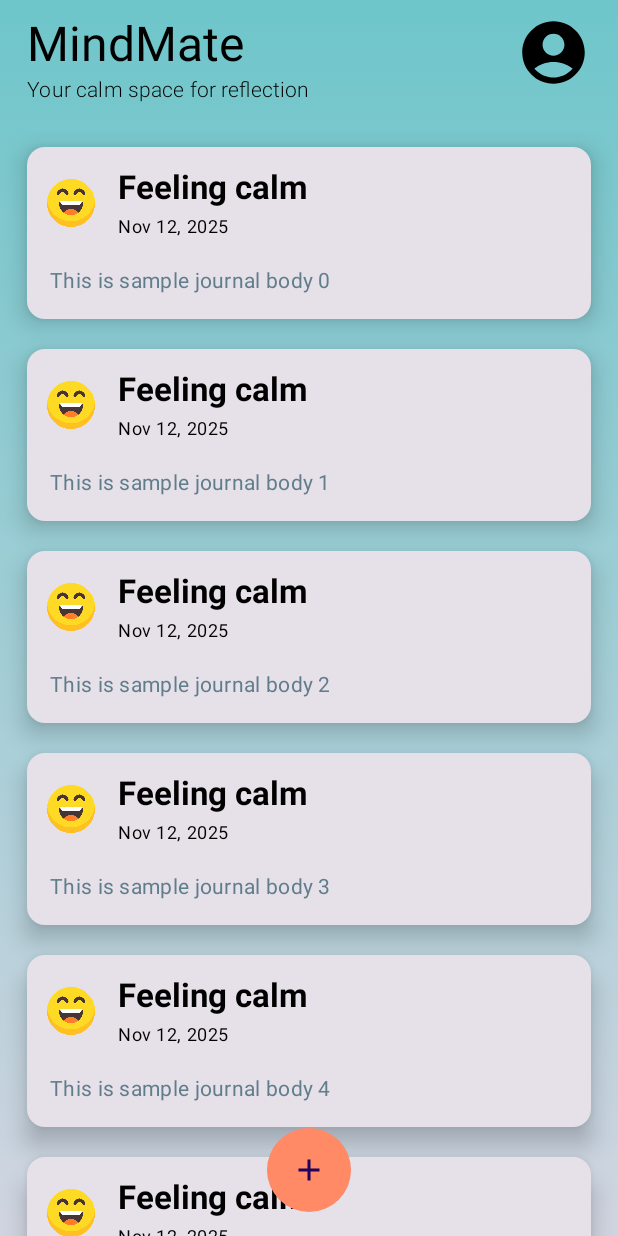
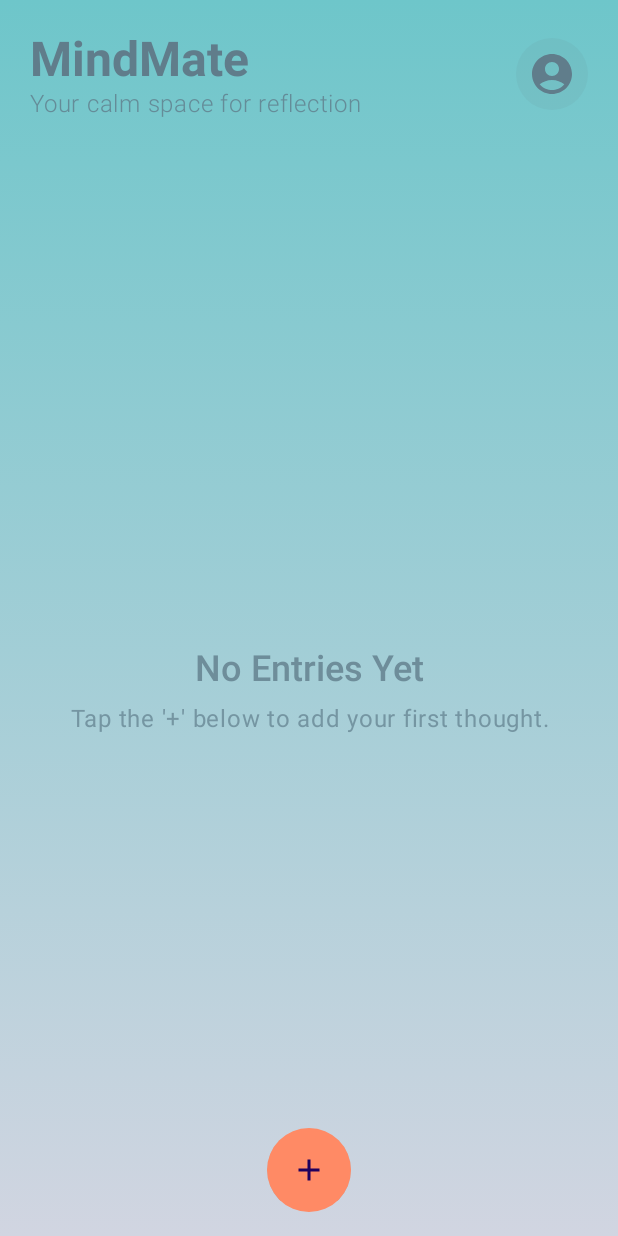
Before and after one commit to DroidSU/MindMate, an Android app built with Jetpack Compose: the screen it shows after launch once a user with an empty profile is signed in (MainActivity), on a phone screen of 412 x 824 dp. Run offline under Robolectric (Android 15) with nearby library versions, the phone set to English and light mode, and no system bars; our stand-ins replace Firebase (no records; nobody signed in at launch, a user with empty details on screens opened directly), Room's generated code.

Commit message:
Added database logic in app to store and display journal entries created
Signed-off-by: Sujoy Datta <sujoydatta26@gmail.com>

```diff
--- a/app/build.gradle.kts
+++ b/app/build.gradle.kts
@@ -3,6 +3,7 @@ plugins {
     alias(libs.plugins.kotlin.android)
     alias(libs.plugins.kotlin.compose)
     alias(libs.plugins.google.services)
+    alias(libs.plugins.ksp)
 }
 
 android {
@@ -63,4 +64,9 @@ dependencies {
     androidTestImplementation(libs.androidx.compose.ui.test.junit4)
     debugImplementation(libs.androidx.compose.ui.tooling)
     debugImplementation(libs.androidx.compose.ui.test.manifest)
+
+    // Room Database
+    implementation(libs.androidx.room.runtime)
+    implementation(libs.androidx.room.ktx) // Kotlin Coroutines support
+    ksp(libs.androidx.room.compiler) // Annotation Processor (KSP)
 }
--- a/app/src/main/java/com/sujoy/mindmate/CustomApplication.kt
+++ b/app/src/main/java/com/sujoy/mindmate/CustomApplication.kt
@@ -2,8 +2,14 @@ package com.sujoy.mindmate
 
 import android.app.Application
 import com.google.firebase.FirebaseApp
+import com.sujoy.mindmate.db.MindMateDatabase
 
 class CustomApplication : Application() {
+
+    // Lazy initialization of the database.
+    // The database will be created only when it's first accessed.
+    val database: MindMateDatabase by lazy { MindMateDatabase.getDatabase(this) }
+
     override fun onCreate() {
         super.onCreate()
         FirebaseApp.initializeApp(this)
--- /dev/null
+++ b/app/src/main/java/com/sujoy/mindmate/db/JournalDAO.kt
@@ -0,0 +1,19 @@
+package com.sujoy.mindmate.db
+
+import androidx.room.Dao
+import androidx.room.Insert
+import androidx.room.OnConflictStrategy
+import androidx.room.Query
+import com.sujoy.mindmate.models.JournalItemModel
+import com.sujoy.mindmate.utils.ConstantsManager
+import kotlinx.coroutines.flow.Flow
+
+@Dao
+interface JournalDAO {
+
+    @Insert(onConflict = OnConflictStrategy.REPLACE)
+    suspend fun insertJournal(journal: JournalItemModel)
+
+    @Query("SELECT * FROM " + ConstantsManager.JOURNAL_DB_NAME + " ORDER BY " + ConstantsManager.JOURNAL_DATE + " DESC")
+    fun getAllJournals(): Flow<List<JournalItemModel>>
+}
--- /dev/null
+++ b/app/src/main/java/com/sujoy/mindmate/db/MindMateDatabase.kt
@@ -0,0 +1,30 @@
+package com.sujoy.mindmate.db
+
+import android.content.Context
+import androidx.room.Database
+import androidx.room.Room
+import androidx.room.RoomDatabase
+import com.sujoy.mindmate.models.JournalItemModel
+
+@Database(entities = [JournalItemModel::class], version = 1, exportSchema = false)
+abstract class MindMateDatabase : RoomDatabase() {
+
+    abstract fun journalDao(): JournalDAO
+
+    companion object {
+        @Volatile
+        private var INSTANCE: MindMateDatabase? = null
+
+        fun getDatabase(context: Context): MindMateDatabase {
+            return INSTANCE ?: synchronized(this) {
+                val instance = Room.databaseBuilder(
+                    context.applicationContext,
+                    MindMateDatabase::class.java,
+                    "mind_mate_database"
+                ).build()
+                INSTANCE = instance
+                instance
+            }
+        }
+    }
+}
--- a/app/src/main/java/com/sujoy/mindmate/models/JournalItemModel.kt
+++ b/app/src/main/java/com/sujoy/mindmate/models/JournalItemModel.kt
@@ -1,9 +1,15 @@
 package com.sujoy.mindmate.models
 
+import androidx.room.Entity
+import androidx.room.PrimaryKey
+import com.sujoy.mindmate.utils.ConstantsManager
+import java.util.UUID
+
+@Entity(tableName = ConstantsManager.JOURNAL_DB_NAME)
 data class JournalItemModel(
-    var id: String,
+    @PrimaryKey var id: String = UUID.randomUUID().toString(),
     var title: String,
     val body: String,
     val date: Long,
-    val sentiment: Moods
+    val sentiment: String
 )
--- a/app/src/main/java/com/sujoy/mindmate/repositories/MindMateAppRepository.kt
+++ b/app/src/main/java/com/sujoy/mindmate/repositories/NewJournalRepository.kt
@@ -1,7 +1,9 @@
 package com.sujoy.mindmate.repositories
 
 import com.sujoy.mindmate.models.AnalyzedMoodObject
+import com.sujoy.mindmate.models.JournalItemModel
 
-interface MindMateAppRepository {
+interface NewJournalRepository {
     suspend fun analyzeMood(entryText: String): Result<AnalyzedMoodObject>
+    suspend fun saveJournal(journal: JournalItemModel)
 }
--- a/app/src/main/java/com/sujoy/mindmate/views/MainActivity.kt
+++ b/app/src/main/java/com/sujoy/mindmate/views/MainActivity.kt
@@ -17,6 +17,7 @@ import androidx.compose.foundation.layout.height
 import androidx.compose.foundation.layout.padding
 import androidx.compose.foundation.layout.size
 import androidx.compose.foundation.lazy.LazyColumn
+import androidx.compose.foundation.lazy.items
 import androidx.compose.foundation.shape.CircleShape
 import androidx.compose.material.icons.Icons
 import androidx.compose.material.icons.filled.AccountCircle
@@ -31,17 +32,20 @@ import androidx.compose.runtime.Composable
 import androidx.compose.runtime.LaunchedEffect
 import androidx.compose.runtime.collectAsState
 import androidx.compose.runtime.getValue
+import androidx.compose.runtime.mutableStateOf
+import androidx.compose.runtime.remember
+import androidx.compose.ui.Alignment
 import androidx.compose.ui.Modifier
 import androidx.compose.ui.draw.clip
 import androidx.compose.ui.graphics.Brush
 import androidx.compose.ui.graphics.Color
 import androidx.compose.ui.platform.LocalContext
 import androidx.compose.ui.text.font.FontWeight
+import androidx.compose.ui.text.style.TextAlign
 import androidx.compose.ui.tooling.preview.Preview
 import androidx.compose.ui.unit.dp
 import androidx.lifecycle.viewmodel.compose.viewModel
 import com.sujoy.mindmate.models.JournalItemModel
-import com.sujoy.mindmate.models.Moods
 import com.sujoy.mindmate.ui.theme.MindMateTheme
 import com.sujoy.mindmate.vm.MainActivityViewModel
 
@@ -58,13 +62,15 @@ class MainActivity : ComponentActivity() {
 }
 
 @Composable
-private fun MainScreen(viewModel: MainActivityViewModel = viewModel()) {
-    val isFABClicked by viewModel.isFABClicked.collectAsState()
+private fun MainScreen(viewModel: MainActivityViewModel? = viewModel()) {
+    val isFABClicked by viewModel?.isFABClicked?.collectAsState()
+        ?: remember { mutableStateOf(false) }
     val context = LocalContext.current
+    val allJournals by viewModel?.allJournals?.collectAsState() ?: remember { mutableStateOf(null) }
 
     LaunchedEffect(isFABClicked) {
         if (isFABClicked) {
-            viewModel.onActivitySwitch()
+            viewModel?.onActivitySwitch()
             context.startActivity(Intent(context, NewJournalActivity::class.java))
         }
     }
@@ -86,7 +92,7 @@ private fun MainScreen(viewModel: MainActivityViewModel = viewModel()) {
             floatingActionButton = {
                 FloatingActionButton(
                     onClick = {
-                        viewModel.onFABClick()
+                        viewModel?.onFABClick()
                     },
                     modifier = Modifier.clip(CircleShape),
                     containerColor = MaterialTheme.colorScheme.primaryContainer
@@ -103,12 +109,34 @@ private fun MainScreen(viewModel: MainActivityViewModel = viewModel()) {
             Column(
                 modifier = Modifier
                     .padding(innerPadding)
-                    .padding(horizontal = 8.dp)
                     .fillMaxSize()
             ) {
                 Header()
-                Spacer(modifier = Modifier.height(8.dp))
-                JournalList()
+                Spacer(modifier = Modifier.height(6.dp))
+                if (allJournals.isNullOrEmpty()) {
+                    Box(
+                        modifier = Modifier.fillMaxSize(),
+                        contentAlignment = Alignment.Center
+                    ) {
+                        Column(horizontalAlignment = Alignment.CenterHorizontally) {
+                            Text(
+                                text = "No Entries Yet",
+                                style = MaterialTheme.typography.headlineSmall,
+                                fontWeight = FontWeight.SemiBold,
+                                color = MaterialTheme.colorScheme.onSurface.copy(alpha = 0.8f)
+                            )
+                            Text(
+                                text = "Tap the '+' below to add your first thought.",
+                                style = MaterialTheme.typography.bodyLarge,
+                                color = MaterialTheme.colorScheme.onSurface.copy(alpha = 0.7f),
+                                textAlign = TextAlign.Center,
+                                modifier = Modifier.padding(top = 8.dp)
+                            )
+                        }
+                    }
+                } else {
+                    JournalList(journals = allJournals!!)
+                }
             }
         }
     }
@@ -119,35 +147,46 @@ private fun Header() {
     Row(
         modifier = Modifier
             .fillMaxWidth()
-            .padding(10.dp),
-        horizontalArrangement = Arrangement.SpaceBetween
+            .padding(start = 20.dp, end = 20.dp, top = 20.dp, bottom = 10.dp),
+        horizontalArrangement = Arrangement.SpaceBetween,
+        verticalAlignment = Alignment.CenterVertically
     ) {
         Column {
-            Text("MindMate", style = MaterialTheme.typography.headlineLarge)
+            Text(
+                "MindMate",
+                style = MaterialTheme.typography.headlineLarge,
+                color = MaterialTheme.colorScheme.onSurface,
+                fontWeight = FontWeight.Bold
+            )
             Text(
                 "Your calm space for reflection",
-                style = MaterialTheme.typography.titleSmall,
-                fontWeight = FontWeight.Light
+                style = MaterialTheme.typography.bodyLarge,
+                fontWeight = FontWeight.Light,
+                color = MaterialTheme.colorScheme.onSurface.copy(alpha = 0.8f)
             )
         }
-        Icon(Icons.Filled.AccountCircle, contentDescription = "Account", Modifier.size(50.dp))
+        Box(
+            modifier = Modifier
+                .size(48.dp)
+                .clip(CircleShape)
+                .background(MaterialTheme.colorScheme.onSurface.copy(alpha = 0.1f)),
+            contentAlignment = Alignment.Center
+        ) {
+            Icon(
+                Icons.Filled.AccountCircle,
+                contentDescription = "Account",
+                modifier = Modifier.size(32.dp),
+                tint = MaterialTheme.colorScheme.onSurface
+            )
+        }
     }
 }
 
 @Composable
-private fun JournalList() {
-    LazyColumn {
-        items(10) {
-
-            // REMOVE THIS SECTION AFTER ADDING ACTUAL LOGIC
-            val journalItemModel = JournalItemModel(
-                id = "",
-                title = "Feeling calm",
-                body = "This is sample journal body $it",
-                System.currentTimeMillis(),
-                Moods.NEUTRAL
-            )
-            JournalItem(journalItemModel = journalItemModel)
+private fun JournalList(journals: List<JournalItemModel>) {
+    LazyColumn(modifier = Modifier.padding(horizontal = 8.dp)) {
+        items(journals) { journal ->
+            JournalItem(journalItemModel = journal)
         }
     }
 }
@@ -156,6 +195,6 @@ private fun JournalList() {
 @Composable
 private fun MainScreenPreview() {
     MindMateTheme {
-        MainScreen()
+        MainScreen(viewModel = null)
     }
 }
--- a/app/src/main/java/com/sujoy/mindmate/views/NewJournalActivity.kt
+++ b/app/src/main/java/com/sujoy/mindmate/views/NewJournalActivity.kt
@@ -240,7 +240,7 @@ private fun JournalScreen(viewModel: NewJournalViewModel? = viewModel()) {
                             .padding(horizontal = 30.dp, vertical = 12.dp)
                     ) {
                         Text(
-                            "Analyze Mood",
+                            "Create Entry",
                             style = MaterialTheme.typography.titleMedium,
                             fontWeight = FontWeight.Medium,
                             color = MaterialTheme.colorScheme.onPrimary,
--- a/app/src/main/java/com/sujoy/mindmate/vm/MainActivityViewModel.kt
+++ b/app/src/main/java/com/sujoy/mindmate/vm/MainActivityViewModel.kt
@@ -1,13 +1,25 @@
 package com.sujoy.mindmate.vm
 
-import androidx.lifecycle.ViewModel
+import android.app.Application
+import androidx.lifecycle.AndroidViewModel
+import androidx.lifecycle.viewModelScope
+import com.sujoy.mindmate.db.MindMateDatabase
+import com.sujoy.mindmate.models.JournalItemModel
 import kotlinx.coroutines.flow.MutableStateFlow
+import kotlinx.coroutines.flow.SharingStarted
 import kotlinx.coroutines.flow.StateFlow
 import kotlinx.coroutines.flow.asStateFlow
+import kotlinx.coroutines.flow.stateIn
 
-class MainActivityViewModel : ViewModel() {
+class MainActivityViewModel(application: Application) : AndroidViewModel(application) {
+
     private val _isFABClicked = MutableStateFlow(false)
     val isFABClicked: StateFlow<Boolean> = _isFABClicked.asStateFlow()
+
+    private val journalDAO = MindMateDatabase.getDatabase(application).journalDao()
+
+    val allJournals: StateFlow<List<JournalItemModel>> = journalDAO.getAllJournals()
+        .stateIn(viewModelScope, SharingStarted.WhileSubscribed(5000), emptyList())
 
     fun onFABClick() {
         _isFABClicked.value = true
```
Also changed, not shown: app/src/main/java/com/sujoy/mindmate/repositories/NewJournalRepoImpl.kt (renamed from app/src/main/java/com/sujoy/mindmate/repositories/MindMateAppRepoImpl.kt, +7 -1 lines), app/src/main/java/com/sujoy/mindmate/utils/ConstantsManager.kt (+8 -0 lines), app/src/main/java/com/sujoy/mindmate/views/JournalItem.kt (+16 -6 lines), app/src/main/java/com/sujoy/mindmate/vm/NewJournalViewModel.kt (+30 -10 lines), gradle/libs.versions.toml (+7 -1 lines).
